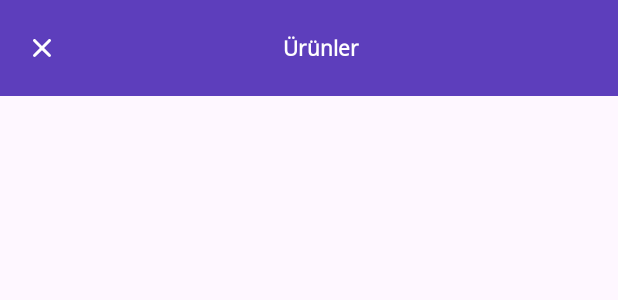
After one commit to bymaskeli53/GetirFinalApp, an Android app: the layout home_toolbar.xml on its own in the app's theme, with its tools: preview values and no code run, on a phone screen of 412 x 824 dp. The commit adds this screen. Shown: the top 300 px of the screen. Run offline under Robolectric (Android 15) with nearby library versions, the light colour scheme and no system bars.

Commit message:
Toolbar Prepared

```diff
--- a/app/src/main/AndroidManifest.xml
+++ b/app/src/main/AndroidManifest.xml
@@ -3,6 +3,7 @@
     xmlns:tools="http://schemas.android.com/tools">
 
     <application
+
         android:allowBackup="true"
         android:dataExtractionRules="@xml/data_extraction_rules"
         android:fullBackupContent="@xml/backup_rules"
--- /dev/null
+++ b/app/src/main/res/drawable/ic_cancel.xml
@@ -0,0 +1,10 @@
+<vector xmlns:android="http://schemas.android.com/apk/res/android"
+    android:width="24dp"
+    android:height="24dp"
+    android:viewportWidth="24"
+    android:viewportHeight="24">
+  <path
+      android:pathData="M6.287,6.305C6.474,6.118 6.729,6.012 6.994,6.012C7.259,6.012 7.513,6.118 7.701,6.305L11.994,10.598L16.287,6.305C16.379,6.21 16.489,6.134 16.611,6.081C16.733,6.029 16.865,6.001 16.997,6C17.13,5.999 17.262,6.024 17.385,6.074C17.508,6.125 17.619,6.199 17.713,6.293C17.807,6.387 17.881,6.498 17.932,6.621C17.982,6.744 18.007,6.876 18.006,7.009C18.005,7.141 17.977,7.273 17.925,7.395C17.872,7.517 17.796,7.627 17.701,7.719L13.408,12.012L17.701,16.305C17.883,16.494 17.984,16.747 17.981,17.009C17.979,17.271 17.874,17.522 17.689,17.707C17.503,17.892 17.252,17.998 16.99,18C16.728,18.002 16.475,17.901 16.287,17.719L11.994,13.426L7.701,17.719C7.512,17.901 7.26,18.002 6.997,18C6.735,17.998 6.484,17.892 6.299,17.707C6.114,17.522 6.008,17.271 6.006,17.009C6.004,16.747 6.105,16.494 6.287,16.305L10.58,12.012L6.287,7.719C6.099,7.532 5.994,7.277 5.994,7.012C5.994,6.747 6.099,6.493 6.287,6.305Z"
+      android:fillColor="#ffffff"
+      android:fillType="evenOdd"/>
+</vector>
--- /dev/null
+++ b/app/src/main/res/layout/fragment_listing.xml
@@ -0,0 +1,5 @@
+<?xml version="1.0" encoding="utf-8"?>
+<androidx.constraintlayout.widget.ConstraintLayout xmlns:android="http://schemas.android.com/apk/res/android"
+    xmlns:tools="http://schemas.android.com/tools"
+    android:layout_width="match_parent"
+    android:layout_height="match_parent"/>
--- /dev/null
+++ b/app/src/main/res/layout/home_toolbar.xml
@@ -0,0 +1,41 @@
+<?xml version="1.0" encoding="utf-8"?>
+<androidx.appcompat.widget.Toolbar xmlns:android="http://schemas.android.com/apk/res/android"
+    xmlns:app="http://schemas.android.com/apk/res-auto"
+    xmlns:tools="http://schemas.android.com/tools"
+    android:id="@+id/my_toolbar"
+    android:layout_width="match_parent"
+    android:layout_height="wrap_content"
+    android:background="@color/bg_primary">
+
+
+    <androidx.constraintlayout.widget.ConstraintLayout
+        android:layout_width="match_parent"
+        android:layout_height="wrap_content">
+
+
+        <ImageView
+            android:id="@+id/iv_cancel"
+            android:layout_width="wrap_content"
+            android:layout_height="wrap_content"
+            android:src="@drawable/ic_cancel"
+            app:layout_constraintStart_toStartOf="parent"
+            app:layout_constraintTop_toTopOf="parent" />
+
+
+        <TextView
+            android:textStyle="bold"
+            android:id="@+id/tv_toolbar_title"
+            android:layout_width="wrap_content"
+            android:layout_height="wrap_content"
+            android:fontFamily="@font/open_sans"
+            android:text="Ürünler"
+            android:textColor="@color/white"
+            app:layout_constraintBottom_toBottomOf="parent"
+            app:layout_constraintEnd_toEndOf="parent"
+            app:layout_constraintStart_toStartOf="parent"
+            app:layout_constraintTop_toTopOf="parent" />
+
+    </androidx.constraintlayout.widget.ConstraintLayout>
+
+
+</androidx.appcompat.widget.Toolbar>
--- a/app/src/main/res/layout/item_card.xml
+++ b/app/src/main/res/layout/item_card.xml
@@ -50,12 +50,10 @@
         android:id="@+id/tv_attribute"
         android:layout_width="wrap_content"
         android:layout_height="wrap_content"
-        tools:text="Attribute"
+        android:textColor="@color/text_secondary"
         app:layout_constraintStart_toStartOf="@id/tv_product_name"
         app:layout_constraintTop_toBottomOf="@id/tv_product_name"
-        android:textColor="@color/text_secondary"
-
-        />
+        tools:text="Attribute" />
 
 
 </androidx.constraintlayout.widget.ConstraintLayout>
--- a/app/src/main/res/values/colors.xml
+++ b/app/src/main/res/values/colors.xml
@@ -5,4 +5,5 @@
     <color name="text_primary">#5D3EBC</color>
     <color name="text_dark">#191919</color>
     <color name="text_secondary">#697488</color>
+    <color name="bg_primary">#5D3EBC</color>
 </resources>
```
Also changed, not shown: app/src/main/java/com/example/getirfinalapp/ListingFragment.kt (added, +9 -0 lines), app/src/main/java/com/example/getirfinalapp/MainActivity.kt (+8 -0 lines), app/src/main/res/layout/activity_main.xml (+7 -8 lines).
